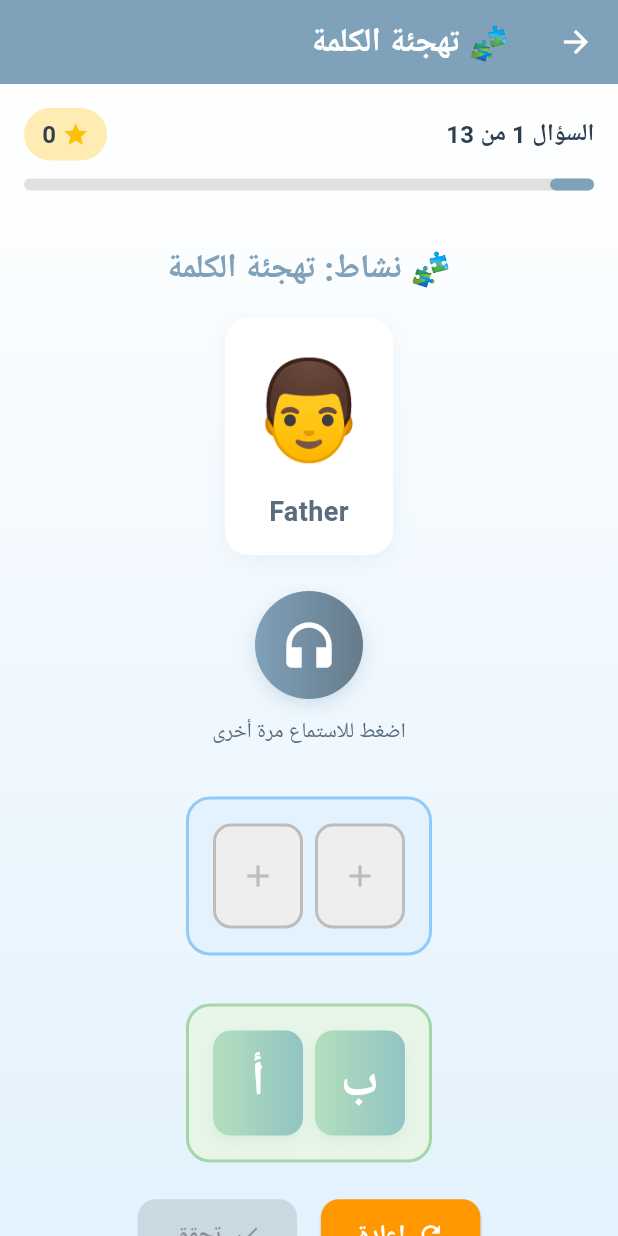
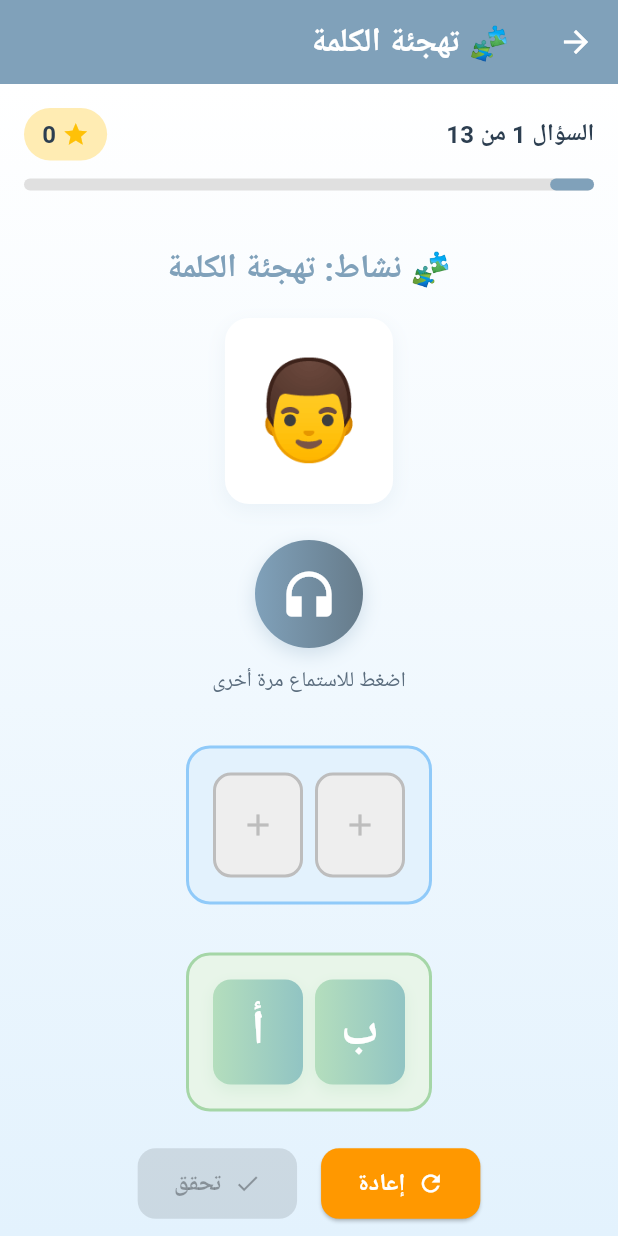
Before and after one commit to RamadanMohamed11/Arabic-Learning-App, a Flutter app: the WordSpellingView screen opened directly, on a phone screen of 412 x 824 dp. Run offline on Flutter 3.47's test engine with Material 3 defaults, Android fonts, the phone set to English and light mode, and no system bars; our stand-ins replace flutter_svg, flutter_tts, go_router, path_drawing, shared_preferences, speech_to_text; missing offline and left inert: path_parsing, syncfusion_flutter_signaturepad; accounts and stored records are empty.

Commit message:
feat: Enhance feedback mechanism and improve UI for word spelling activity

```diff
--- a/lib/features/level_two/presentation/widgets/word_spelling_widget.dart
+++ b/lib/features/level_two/presentation/widgets/word_spelling_widget.dart
@@ -90,6 +90,7 @@ class _WordSpellingWidgetState extends State<WordSpellingWidget> {
     setState(() {
       _arrangedLetters = List.filled(widget.question.letters.length, null);
       _showFeedback = false;
+      _isCorrect = false;
     });
   }
 
@@ -123,7 +124,6 @@ class _WordSpellingWidgetState extends State<WordSpellingWidget> {
           _buildDraggableLetters(),
           const SizedBox(height: 24),
           _buildActionButtons(),
-          if (_showFeedback) _buildFeedback(),
           const SizedBox(height: 20),
         ],
       ),
@@ -146,19 +146,7 @@ class _WordSpellingWidgetState extends State<WordSpellingWidget> {
       ),
       child: Column(
         children: [
-          Text(
-            widget.question.emoji,
-            style: const TextStyle(fontSize: 64),
-          ),
-          const SizedBox(height: 8),
-          Text(
-            widget.question.meaning,
-            style: const TextStyle(
-              fontSize: 18,
-              fontWeight: FontWeight.w600,
-              color: AppColors.textSecondary,
-            ),
-          ),
+          Text(widget.question.emoji, style: const TextStyle(fontSize: 64)),
         ],
       ),
     );
@@ -243,7 +231,10 @@ class _WordSpellingWidgetState extends State<WordSpellingWidget> {
                 child: letter != null
                     ? Draggable<String>(
                         data: letter,
-                        feedback: _buildDraggingLetter(letter, AppColors.primary),
+                        feedback: _buildDraggingLetter(
+                          letter,
+                          AppColors.primary,
+                        ),
                         childWhenDragging: Container(),
                         onDragCompleted: () {
                           setState(() => _arrangedLetters[index] = null);
@@ -260,7 +251,11 @@ class _WordSpellingWidgetState extends State<WordSpellingWidget> {
                         ),
                       )
                     : Center(
-                        child: Icon(Icons.add, color: Colors.grey.shade400, size: 24),
+                        child: Icon(
+                          Icons.add,
+                          color: Colors.grey.shade400,
+                          size: 24,
+                        ),
                       ),
               );
             },
@@ -271,6 +266,60 @@ class _WordSpellingWidgetState extends State<WordSpellingWidget> {
   }
 
   Widget _buildDraggableLetters() {
+    if (_isCorrect) {
+      return Container(
+        padding: const EdgeInsets.all(24),
+        decoration: BoxDecoration(
+          color: Colors.green.shade50,
+          borderRadius: BorderRadius.circular(16),
+          border: Border.all(color: Colors.green.shade200, width: 2),
+        ),
+        child: Column(
+          mainAxisSize: MainAxisSize.min,
+          children: const [
+            Icon(Icons.celebration, color: AppColors.success, size: 40),
+            SizedBox(height: 12),
+            Text(
+              'ممتاز! الإجابة صحيحة',
+              textAlign: TextAlign.center,
+              style: TextStyle(
+                fontSize: 20,
+                fontWeight: FontWeight.bold,
+                color: AppColors.success,
+              ),
+            ),
+          ],
+        ),
+      );
+    }
+
+    if (_showFeedback && !_isCorrect) {
+      return Container(
+        padding: const EdgeInsets.all(24),
+        decoration: BoxDecoration(
+          color: Colors.red.shade50,
+          borderRadius: BorderRadius.circular(16),
+          border: Border.all(color: Colors.red.shade200, width: 2),
+        ),
+        child: Column(
+          mainAxisSize: MainAxisSize.min,
+          children: const [
+            Icon(Icons.error_outline, color: AppColors.error, size: 40),
+            SizedBox(height: 12),
+            Text(
+              '❌ حاول مرة أخرى',
+              textAlign: TextAlign.center,
+              style: TextStyle(
+                fontSize: 20,
+                fontWeight: FontWeight.bold,
+                color: AppColors.error,
+              ),
+            ),
+          ],
+        ),
+      );
+    }
+
     return Container(
       padding: const EdgeInsets.all(16),
       decoration: BoxDecoration(
@@ -332,15 +381,66 @@ class _WordSpellingWidgetState extends State<WordSpellingWidget> {
     );
   }
 
-  Widget _buildDraggingLetter(String letter, Color color) {
+  Widget _buildActionButtons() {
+    final allSlotsFilled = _arrangedLetters.every((l) => l != null);
+    return Row(
+      mainAxisAlignment: MainAxisAlignment.center,
+      children: [
+        ElevatedButton.icon(
+          onPressed: _resetArrangedLetters,
+          style: ElevatedButton.styleFrom(
+            backgroundColor: Colors.orange,
+            foregroundColor: Colors.white,
+            padding: const EdgeInsets.symmetric(horizontal: 24, vertical: 12),
+            shape: RoundedRectangleBorder(
+              borderRadius: BorderRadius.circular(12),
+            ),
+          ),
+          icon: const Icon(Icons.refresh),
+          label: const Text(
+            'إعادة',
+            style: TextStyle(fontSize: 16, fontWeight: FontWeight.bold),
+          ),
+        ),
+        const SizedBox(width: 16),
+        ElevatedButton.icon(
+          onPressed: _isCorrect
+              ? widget.onNext
+              : (allSlotsFilled ? _checkAnswer : null),
+          style: ElevatedButton.styleFrom(
+            backgroundColor: _isCorrect ? AppColors.success : AppColors.primary,
+            foregroundColor: Colors.white,
+            padding: const EdgeInsets.symmetric(horizontal: 24, vertical: 12),
+            shape: RoundedRectangleBorder(
+              borderRadius: BorderRadius.circular(12),
+            ),
+          ),
+          icon: Icon(_isCorrect ? Icons.arrow_forward : Icons.check),
+          label: Text(
+            _isCorrect ? 'التالي' : 'تحقق',
+            style: const TextStyle(fontSize: 16, fontWeight: FontWeight.bold),
+          ),
+        ),
+      ],
+    );
+  }
+
+  Widget _buildDraggingLetter(String letter, Color backgroundColor) {
     return Material(
       color: Colors.transparent,
       child: Container(
         width: 60,
         height: 70,
         decoration: BoxDecoration(
-          color: color.withOpacity(0.8),
+          color: backgroundColor,
           borderRadius: BorderRadius.circular(12),
+          boxShadow: [
+            BoxShadow(
+              color: backgroundColor.withOpacity(0.4),
+              blurRadius: 8,
+              offset: const Offset(0, 4),
+            ),
+          ],
         ),
         child: Center(
           child: Text(
@@ -355,89 +455,4 @@ class _WordSpellingWidgetState extends State<WordSpellingWidget> {
       ),
     );
   }
-
-  Widget _buildActionButtons() {
-    return Row(
-      mainAxisAlignment: MainAxisAlignment.center,
-      children: [
-        ElevatedButton.icon(
-          onPressed: _resetArrangedLetters,
-          style: ElevatedButton.styleFrom(
-            backgroundColor: Colors.orange,
-            foregroundColor: Colors.white,
-            padding: const EdgeInsets.symmetric(horizontal: 24, vertical: 12),
-            shape: RoundedRectangleBorder(borderRadius: BorderRadius.circular(12)),
-          ),
-          icon: const Icon(Icons.refresh),
-          label: const Text('إعادة', style: TextStyle(fontSize: 16, fontWeight: FontWeight.bold)),
-        ),
-        const SizedBox(width: 16),
-        ElevatedButton.icon(
-          onPressed: _arrangedLetters.every((l) => l != null) ? _checkAnswer : null,
-          style: ElevatedButton.styleFrom(
-            backgroundColor: AppColors.primary,
-            foregroundColor: Colors.white,
-            padding: const EdgeInsets.symmetric(horizontal: 24, vertical: 12),
-            shape: RoundedRectangleBorder(borderRadius: BorderRadius.circular(12)),
-          ),
-          icon: const Icon(Icons.check),
-          label: const Text('تحقق', style: TextStyle(fontSize: 16, fontWeight: FontWeight.bold)),
-        ),
-      ],
-    );
-  }
-
-  Widget _buildFeedback() {
-    return Padding(
-      padding: const EdgeInsets.only(top: 24),
-      child: AnimatedContainer(
-        duration: const Duration(milliseconds: 300),
-        padding: const EdgeInsets.all(16),
-        decoration: BoxDecoration(
-          color: _isCorrect
-              ? AppColors.success.withOpacity(0.1)
-              : AppColors.error.withOpacity(0.1),
-          borderRadius: BorderRadius.circular(12),
-          border: Border.all(
-            color: _isCorrect ? AppColors.success : AppColors.error,
-            width: 2,
-          ),
-        ),
-        child: Column(
-          children: [
-            Icon(
-              _isCorrect ? Icons.check_circle : Icons.cancel,
-              color: _isCorrect ? AppColors.success : AppColors.error,
-              size: 48,
-            ),
-            const SizedBox(height: 8),
-            Text(
-              _isCorrect ? '🎉 ممتاز! الإجابة صحيحة!' : '❌ حاول مرة أخرى',
-              style: TextStyle(
-                fontSize: 18,
-                fontWeight: FontWeight.bold,
-                color: _isCorrect ? AppColors.success : AppColors.error,
-              ),
-            ),
-            if (_isCorrect) ...[
-              const SizedBox(height: 16),
-              ElevatedButton(
-                onPressed: widget.onNext,
-                style: ElevatedButton.styleFrom(
-                  backgroundColor: AppColors.success,
-                  foregroundColor: Colors.white,
-                  padding: const EdgeInsets.symmetric(horizontal: 32, vertical: 12),
-                  shape: RoundedRectangleBorder(borderRadius: BorderRadius.circular(12)),
-                ),
-                child: const Text(
-                  'التالي',
-                  style: TextStyle(fontSize: 16, fontWeight: FontWeight.bold),
-                ),
-              ),
-            ],
-          ],
-        ),
-      ),
-    );
-  }
 }
```
